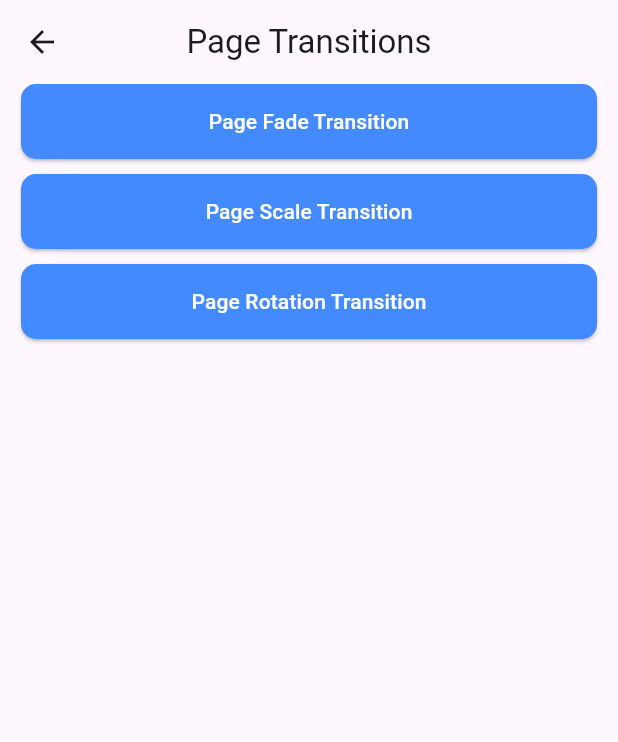
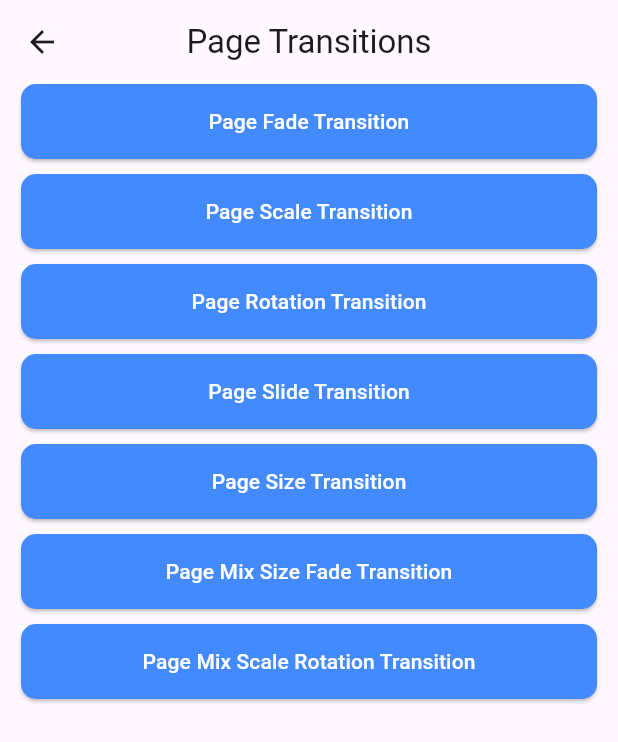
Before and after one commit to tapoban123/flutter_animations, a Flutter app: the screen it shows after launch, after a tap on "Page Transition Animations", on a phone screen of 412 x 824 dp. Shown: the top 742 px of the screen. Run offline on Flutter 3.47's test engine with Material 3 defaults, Android fonts, the phone set to English and light mode, and no system bars.

Commit message:
Completed Page Transition Animations

```diff
--- a/animations_1/lib/main.dart
+++ b/animations_1/lib/main.dart
@@ -1,3 +1,4 @@
+import "package:animations_1/custom_painter_animations/custom_painter_animations_home.dart";
 import "package:animations_1/explicit_animations/explicit_animations_home.dart";
 import "package:animations_1/implicit_animations/implicit_animations_home.dart";
 import "package:animations_1/page_transitions/page_transitions_home.dart";
@@ -58,6 +59,21 @@ class _HomePageState extends State<HomePage> {
               buttonText: "Page Transition Animations",
               navigateToPage: PageTransitionsHome(),
             ),
+            AnimationNavigationButton(
+              buttonColor: Colors.blueAccent,
+              buttonText: "Custom Painter Animations",
+              navigateToPage: CustomPainterAnimationsHome(),
+            ),
+            AnimationNavigationButton(
+              buttonColor: Colors.deepOrange,
+              buttonText: "Lottie Animations",
+              navigateToPage: PageTransitionsHome(),
+            ),
+            AnimationNavigationButton(
+              buttonColor: Colors.brown,
+              buttonText: "Rive Animations",
+              navigateToPage: PageTransitionsHome(),
+            ),
           ],
         ),
       ),
--- a/animations_1/lib/page_transitions/page_transitions_home.dart
+++ b/animations_1/lib/page_transitions/page_transitions_home.dart
@@ -1,6 +1,10 @@
 import 'package:animations_1/page_transitions/page_fade_transition_demo.dart';
+import 'package:animations_1/page_transitions/page_mix_fade_size_transition_demo.dart';
+import 'package:animations_1/page_transitions/page_mix_scale_rotate_demo.dart';
 import 'package:animations_1/page_transitions/page_rotation_transition_demo.dart';
 import 'package:animations_1/page_transitions/page_scale_transition_demo.dart';
+import 'package:animations_1/page_transitions/page_size_transition_demo.dart';
+import 'package:animations_1/page_transitions/page_slide_transition_demo.dart';
 import 'package:animations_1/widgets/lesson_navigation_button.dart';
 import 'package:flutter/material.dart';
 
@@ -30,6 +34,22 @@ class PageTransitionsHome extends StatelessWidget {
               buttonText: "Page Rotation Transition",
               navigateToPage: PageRotationTransitionDemo(),
             ),
+            LessonNavigationButton(
+              buttonText: "Page Slide Transition",
+              navigateToPage: PageSlideTransitionDemo(),
+            ),
+            LessonNavigationButton(
+              buttonText: "Page Size Transition",
+              navigateToPage: PageSizeTransitionDemo(),
+            ),
+            LessonNavigationButton(
+              buttonText: "Page Mix Size Fade Transition",
+              navigateToPage: PageMixFadeSizeTransitionDemo(),
+            ),
+            LessonNavigationButton(
+              buttonText: "Page Mix Scale Rotation Transition",
+              navigateToPage: PageMixScaleRotateDemo(),
+            ),
           ],
         ),
       ),
```
Also changed, not shown: animations_1/lib/custom_painter_animations/custom_painter_animation.dart (added, +17 -0 lines), animations_1/lib/custom_painter_animations/custom_painter_animations_home.dart (added, +28 -0 lines), animations_1/lib/page_transitions/page_mix_fade_size_transition_demo.dart (added, +36 -0 lines), animations_1/lib/page_transitions/page_mix_scale_rotate_demo.dart (added, +37 -0 lines), animations_1/lib/page_transitions/page_size_transition_demo.dart (added, +31 -0 lines), animations_1/lib/page_transitions/page_slide_transition_demo.dart (added, +36 -0 lines).
